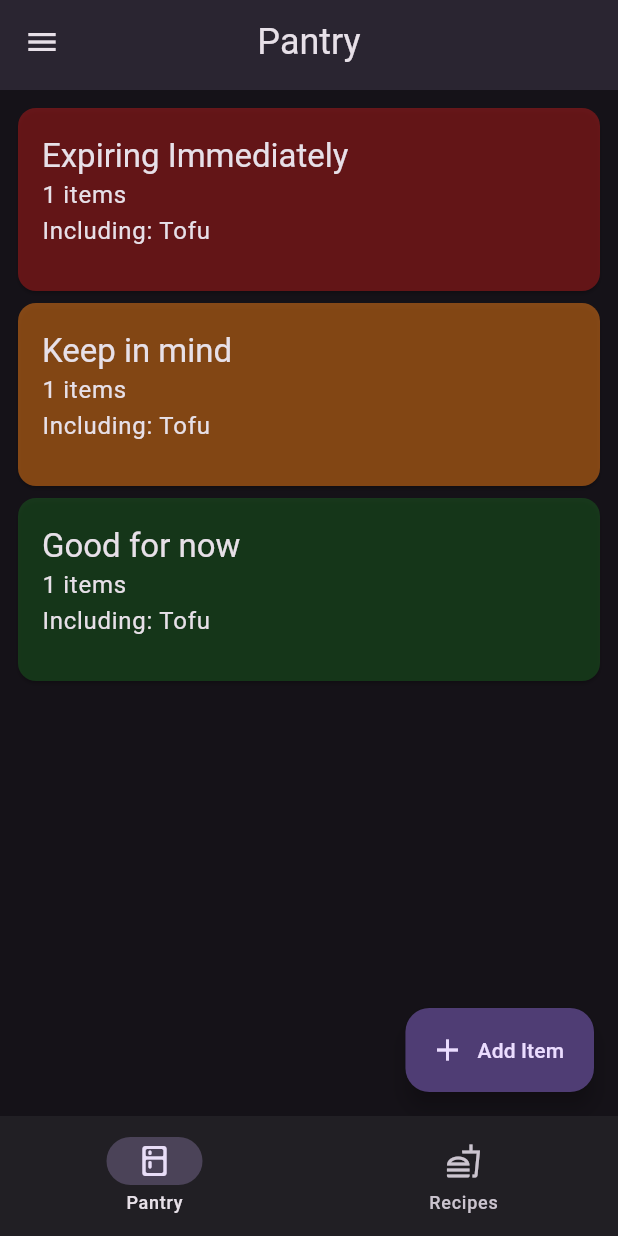
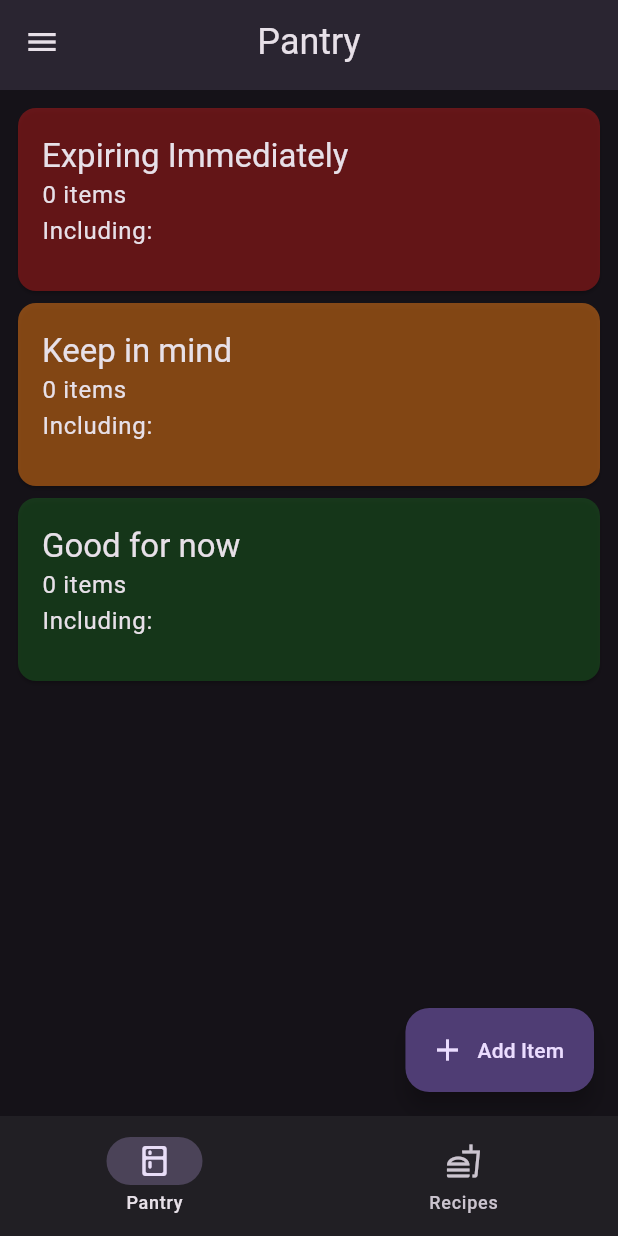
Before and after one commit to Aayushstha03/fridge-manager, a Flutter app: the screen it shows after launch, on a phone screen of 412 x 824 dp. Run offline on Flutter 3.47's test engine with Material 3 defaults, Android fonts, the phone set to English and light mode, and no system bars.

Commit message:
implmented the updated class into the addToPantry function in Dialog.dart

```diff
--- a/lib/components/MyCard.dart
+++ b/lib/components/MyCard.dart
@@ -41,7 +41,7 @@ class _MyCardState extends State<MyCard> {
                     style: Theme.of(context).textTheme.titleLarge,
                   ),
                   subtitle: Text(
-                    '${value.currentPantry.length} items\nIncluding: ${value.getPantryContents()[0].name} ',
+                    '${value.currentPantry.length} items\nIncluding:  ',
                     style: Theme.of(context).textTheme.bodyLarge,
                   ),
                 ),
--- a/lib/components/dialog.dart
+++ b/lib/components/dialog.dart
@@ -5,6 +5,7 @@ import 'dart:io';
 import 'package:flutter/material.dart';
 import 'package:fridge_app/components/myAppBar.dart';
 import 'package:fridge_app/models/ingredient.dart';
+import 'package:fridge_app/models/ingredientPlus.dart';
 import 'package:fridge_app/models/ingredient_model.dart';
 import 'package:provider/provider.dart';
 import 'package:path_provider/path_provider.dart';
@@ -127,7 +128,10 @@ class _AddNewRecipeDialogState extends State<AddNewRecipeDialog> {
                             ),
                           );
                         } else {
-                          value.addToPantry(toAdd);
+                          value.addToPantry(IngredientPlus(
+                              ingredient: toAdd,
+                              dateAddToPantry: DateTime.now(),
+                              timeToExpire: Durations.extralong4));
                           ScaffoldMessenger.of(context).showSnackBar(
                             SnackBar(
                               showCloseIcon: true,
--- a/lib/models/ingredient_model.dart
+++ b/lib/models/ingredient_model.dart
@@ -1,8 +1,11 @@
 import 'package:flutter/material.dart';
 import 'package:fridge_app/models/ingredient.dart';
+import 'package:fridge_app/models/ingredientPlus.dart';
 import 'package:fridge_app/models/recipe.dart';
 
 class Ingredients extends ChangeNotifier {
+  Ingredients();
+
   //list of ingredients
   List<Ingredient> ingredients = [
     tofu,
@@ -20,15 +23,14 @@ class Ingredients extends ChangeNotifier {
   ];
 
 //def constructor
-  Ingredients();
 //convert object to JSON for serialization and storage
-  Map<String, dynamic> toJSON() => {
-        'contents': currentPantry,
-      };
+  // Map<String, dynamic> toJSON() => {
+  //       'contents': currentPantry,
+  //     };
 
-  //converting JSON to object
-  Ingredients.fromJSON(Map<String, dynamic> json)
-      : currentPantry = json['contents'] as List<Ingredient>;
+  // //converting JSON to object
+  // Ingredients.fromJSON(Map<String, dynamic> json)
+  //     : currentPantry = json['contents'] as List<Ingredient>;
 
   List<Ingredient> getIngredients() {
     // ingredients.sort((a, b) => a.name.length.compareTo(b.name.length));
@@ -36,11 +38,11 @@ class Ingredients extends ChangeNotifier {
   }
 
 //list of current pantry contents
-  List<Ingredient> currentPantry = [
-    Ingredient(name: 'Tofu', icon: const Icon(Icons.grass_rounded))
+  List<IngredientPlus> currentPantry = [
+    // Ingredient(name: 'Tofu', icon: const Icon(Icons.grass_rounded))
   ];
 
-  List<Ingredient> getPantryContents() {
+  List<IngredientPlus> getPantryContents() {
     return currentPantry;
   }
 
@@ -60,7 +62,7 @@ class Ingredients extends ChangeNotifier {
 
 // pantry contents
   ///add item to pantry from list of ingredients
-  void addToPantry(Ingredient item) {
+  void addToPantry(IngredientPlus item) {
     currentPantry.add(item);
     checkPossibleRecipes();
     notifyListeners();
```
